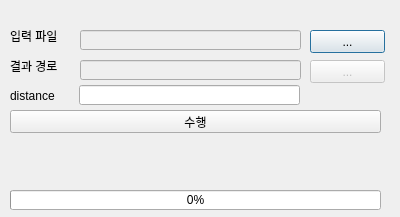
This is buffer_batch_dialog_base.ui in MHJO/buffer_batch as Qt 5 draws it before an edit. The edited form follows.
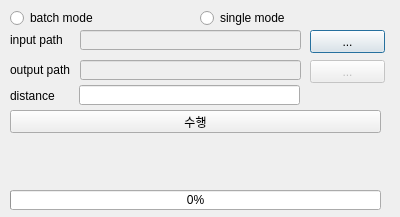
This is the edited form.

```diff
--- a/buffer_batch_dialog_base.ui
+++ b/buffer_batch_dialog_base.ui
@@ -18,12 +18,12 @@
     <rect>
      <x>10</x>
      <y>30</y>
-     <width>56</width>
-     <height>12</height>
+     <width>60</width>
+     <height>20</height>
     </rect>
    </property>
    <property name="text">
-    <string>입력 파일</string>
+    <string>input path</string>
    </property>
   </widget>
   <widget class="QLabel" name="label_2">
@@ -31,12 +31,12 @@
     <rect>
      <x>10</x>
      <y>60</y>
-     <width>56</width>
-     <height>12</height>
+     <width>70</width>
+     <height>20</height>
     </rect>
    </property>
    <property name="text">
-    <string>결과 경로</string>
+    <string>output path</string>
    </property>
   </widget>
   <widget class="QLineEdit" name="txt_input">
@@ -156,6 +156,32 @@
     <number>0</number>
    </property>
   </widget>
+  <widget class="QRadioButton" name="rdo_batch">
+   <property name="geometry">
+    <rect>
+     <x>10</x>
+     <y>10</y>
+     <width>90</width>
+     <height>16</height>
+    </rect>
+   </property>
+   <property name="text">
+    <string>batch mode</string>
+   </property>
+  </widget>
+  <widget class="QRadioButton" name="rdo_single">
+   <property name="geometry">
+    <rect>
+     <x>200</x>
+     <y>10</y>
+     <width>90</width>
+     <height>16</height>
+    </rect>
+   </property>
+   <property name="text">
+    <string>single mode</string>
+   </property>
+  </widget>
  </widget>
  <resources/>
  <connections/>
```
Left out of the diff: 6 changed lines with no effect on the pictures.
